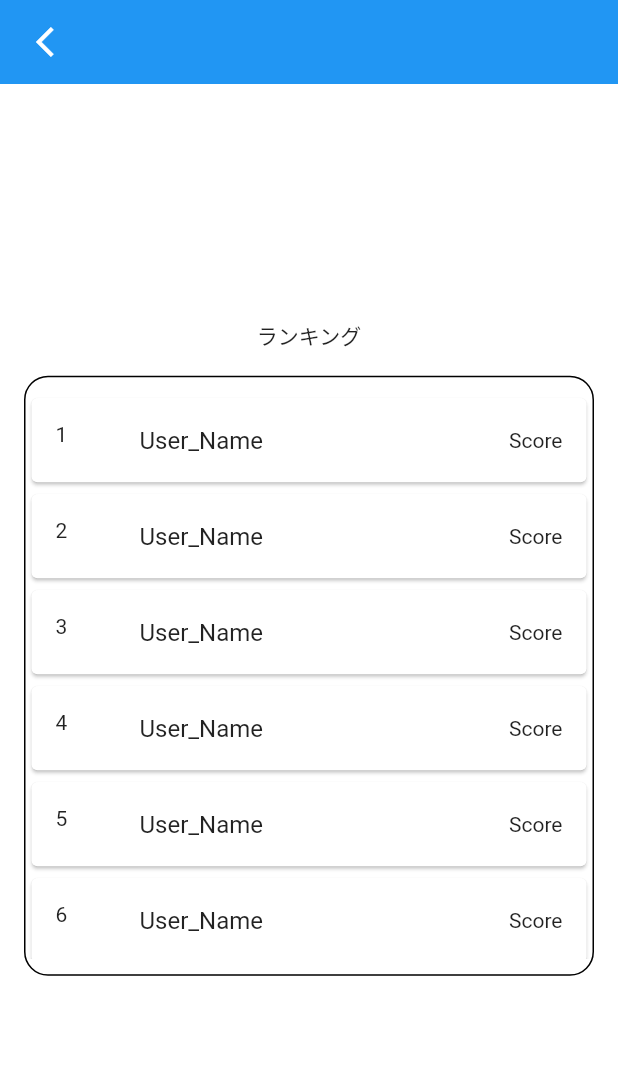
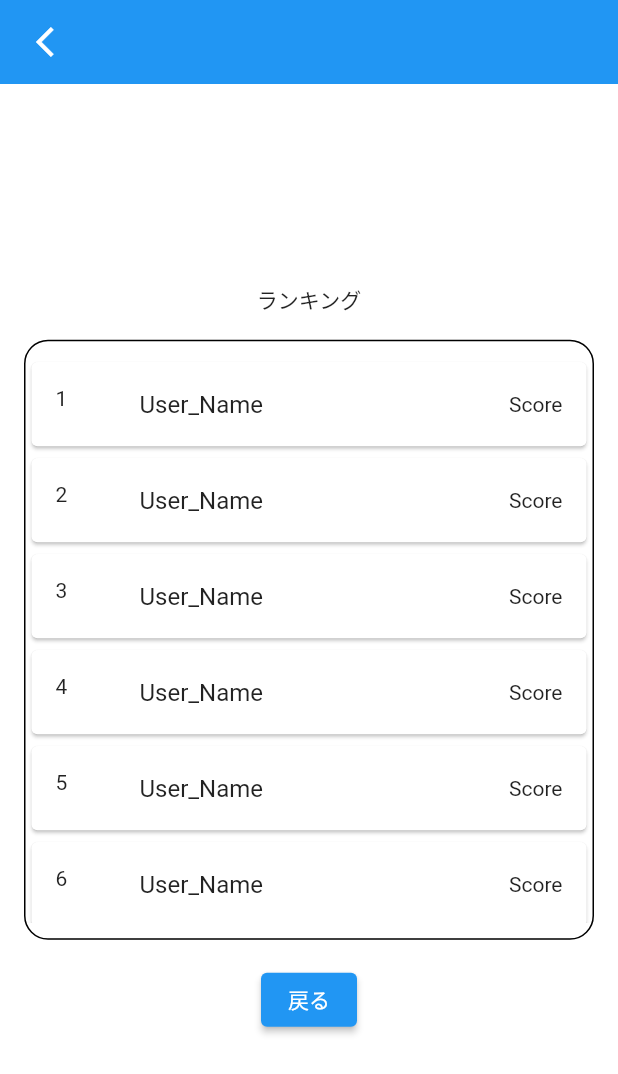
Before and after one commit to Umigishi-Aoi/okina_honban, a Flutter app: the RankingPage screen opened by its route, on a phone screen of 412 x 824 dp. Shown: the top 1074 px of the screen. Run offline on Flutter 3.47's test engine with Material 2 defaults, Android fonts, the phone set to English and light mode, and no system bars; our stand-ins replace flutter_hooks, freezed_annotation, go_router, hooks_riverpod, supabase_flutter; accounts and stored records are empty; network calls fail.

Commit message:
refactor: widget を切り分け

```diff
--- a/lib/ui/ranking/ranking_page.dart
+++ b/lib/ui/ranking/ranking_page.dart
@@ -1,6 +1,8 @@
 import 'package:flutter/material.dart';
+import 'package:go_router/go_router.dart';
 import 'package:hooks_riverpod/hooks_riverpod.dart';
 
+import '../../router/router_path.dart';
 import '../base/base_page.dart';
 
 class RankingPage extends HookConsumerWidget {
@@ -17,8 +19,21 @@ class RankingPage extends HookConsumerWidget {
         return Column(
           mainAxisAlignment: MainAxisAlignment.center,
           children: [
-            const Text('ランキング'),
-            Container(
+            _buildText(),
+            _buildRankingList(),
+            _buildBackButton(),
+          ],
+        );
+      },
+    );
+  }
+
+  Widget _buildText() {
+    return const Center(child: Text('ランキング'));
+  }
+
+  Widget _buildRankingList() {
+    return Container(
       height: 400,
       margin: const EdgeInsets.all(16),
       padding: const EdgeInsets.only(top: 10, bottom: 10),
@@ -38,8 +53,15 @@ class RankingPage extends HookConsumerWidget {
           );
         },
       ),
-            ),
-          ],
+    );
+  }
+
+  Widget _buildBackButton() {
+    return Builder(
+      builder: (context) {
+        return ElevatedButton(
+          onPressed: () => context.go(homePath),
+          child: const Text('戻る'),
         );
       },
     );
```
Lines whose indentation alone changed are shown as unchanged.
